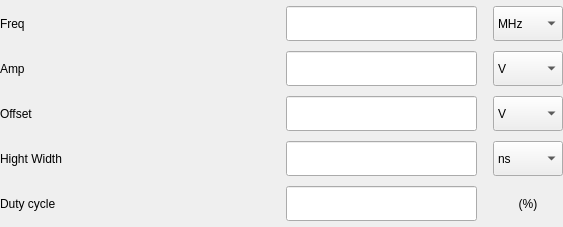
First picture: the form in tas7061bb/widgets/wgContentHmf2550/wgSquare.ui, repository DoND8xforce/tas7061, before the edit.
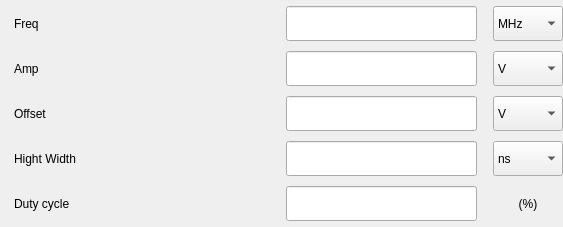
Second picture: the form after the edit.

Commit message: Align for text

What changed in the file:
```diff
--- a/tas7061bb/widgets/wgContentHmf2550/wgSquare.ui
+++ b/tas7061bb/widgets/wgContentHmf2550/wgSquare.ui
@@ -19,6 +19,11 @@
   <property name="windowTitle">
    <string>Form</string>
   </property>
+  <property name="styleSheet">
+   <string notr="true">QComboBox{
+	qproperty-alignment: 'AlignCenter'
+}</string>
+  </property>
   <layout class="QGridLayout" name="gridLayout_3">
    <property name="leftMargin">
     <number>0</number>
@@ -37,8 +42,11 @@
    </property>
    <item row="0" column="0">
     <layout class="QGridLayout" name="gridLayout_2">
+     <property name="leftMargin">
+      <number>14</number>
+     </property>
      <property name="horizontalSpacing">
-      <number>200</number>
+      <number>196</number>
      </property>
      <property name="verticalSpacing">
       <number>10</number>
```
The commit also changes 5 other files.
